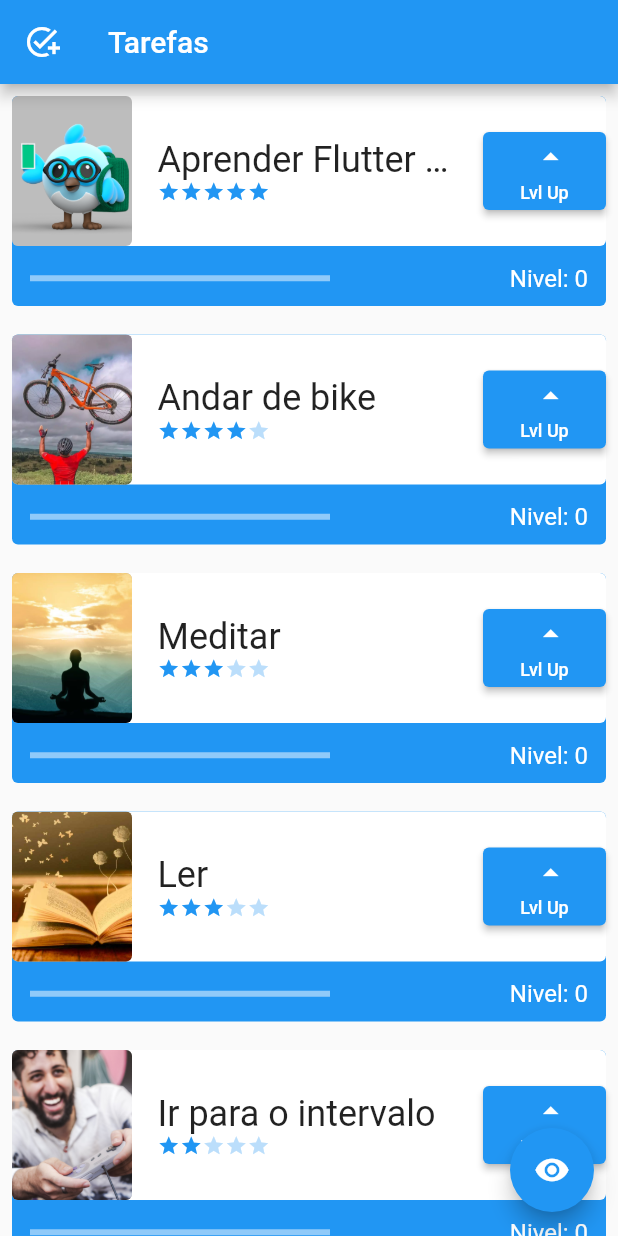
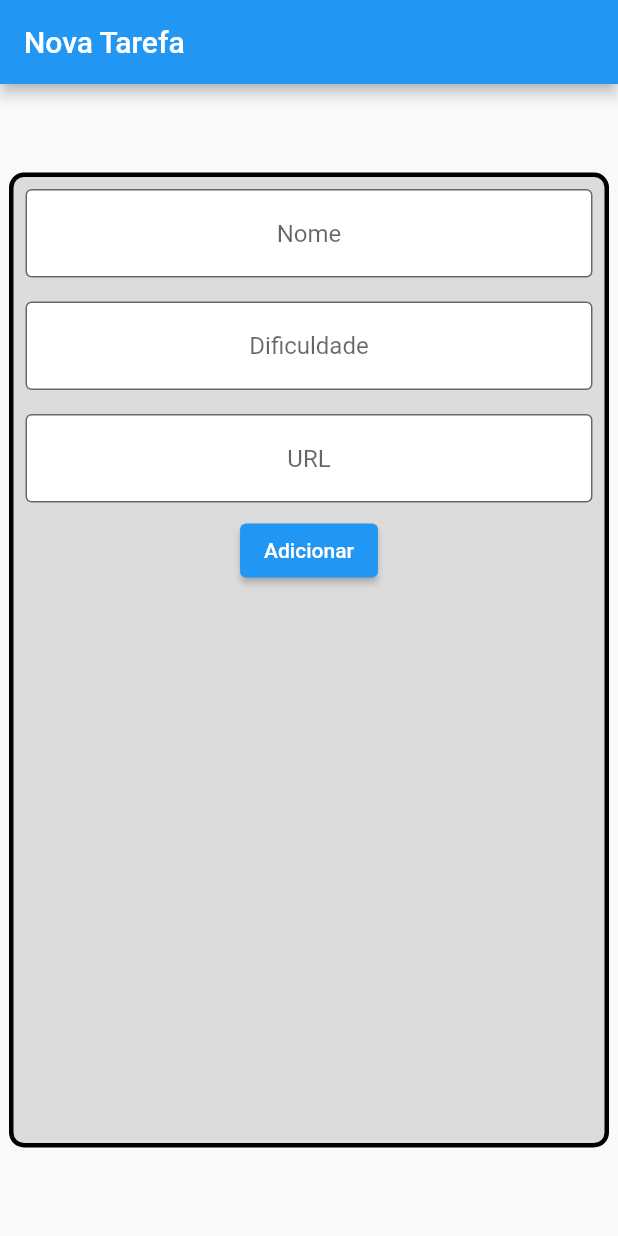
Before and after one commit to gianfachinii/fluttertask, a Flutter app: the screen it shows after launch, on a phone screen of 412 x 824 dp. Run offline on Flutter 3.47's test engine with Material 2 defaults, Android fonts, the phone set to English and light mode, and no system bars.

Commit message:
Criação da tela de formulário para inserção de tarefas

```diff
--- a/lib/component/tasks.dart
+++ b/lib/component/tasks.dart
@@ -1,3 +1,4 @@
+import 'dart:math';
 import 'package:flutter/material.dart';
 import 'package:gerenciadordetarefas/component/dificulty.dart';
 
@@ -6,9 +7,7 @@ class Task extends StatefulWidget {
   final String foto;
   final int dificuldade;
 
-
-  const Task(this.nome, this.foto, this.dificuldade,  {Key? key})
-      : super(key: key);
+  const Task(this.nome, this.foto, this.dificuldade, {Key? key}) : super(key: key);
 
   @override
   State<Task> createState() => _TaskState();
@@ -19,6 +18,15 @@ class _TaskState extends State<Task> {
 
   @override
   Widget build(BuildContext context) {
+    // Defina uma cor padrão para o container
+    Color containerColor = Colors.blue;
+
+    // Verifique se o nível atingiu 10 e atualize a cor conforme necessário
+    if (nivel >= 10) {
+      // Gere uma cor aleatória
+      containerColor = _generateRandomColor();
+    }
+
     return Padding(
       padding: const EdgeInsets.all(8.0),
       child: Container(
@@ -27,7 +35,7 @@ class _TaskState extends State<Task> {
             Container(
               decoration: BoxDecoration(
                 borderRadius: BorderRadius.circular(4),
-                color: Colors.blue,
+                color: containerColor, // Use a cor dinâmica aqui
               ),
               height: 140,
             ),
@@ -69,10 +77,9 @@ class _TaskState extends State<Task> {
                                 fontSize: 24,
                                 overflow: TextOverflow.ellipsis,
                               ),
-                              )
                             ),
-                            //task anteriormente
-                          Difficulty(widget.dificuldade ),
+                          ),
+                          Difficulty(widget.dificuldade),
                         ],
                       ),
                       Container(
@@ -96,7 +103,8 @@ class _TaskState extends State<Task> {
                                 style: TextStyle(fontSize: 12),
                               )
                             ],
-                            )),
+                          ),
+                        ),
                       )
                     ],
                   ),
@@ -129,4 +137,15 @@ class _TaskState extends State<Task> {
       ),
     );
   }
+
+  // Função para gerar uma cor aleatória
+  Color _generateRandomColor() {
+    final Random random = Random();
+    return Color.fromARGB(
+      255,
+      random.nextInt(256),
+      random.nextInt(256),
+      random.nextInt(256),
+    );
   }
+}
--- a/lib/main.dart
+++ b/lib/main.dart
@@ -1,4 +1,5 @@
 import 'package:flutter/material.dart';
+import 'package:gerenciadordetarefas/screens/form_screen.dart';
 import 'package:gerenciadordetarefas/screens/tela_inicial.dart';
 
 import 'component/tasks.dart';
@@ -25,7 +26,7 @@ class _MyAppState extends State<MyApp> {
       theme: ThemeData(
         primarySwatch: Colors.blue,
       ),
-      home: InitialScreen(),
+      home: const FormScreen(),
     );
   }
 }
--- /dev/null
+++ b/lib/screens/form_screen.dart
@@ -0,0 +1,83 @@
+import 'package:flutter/material.dart';
+
+class FormScreen extends StatefulWidget {
+  const FormScreen({Key? key}) : super(key: key);
+
+  @override
+  State<FormScreen> createState() => _FormScreenState();
+}
+
+class _FormScreenState extends State<FormScreen> {
+  TextEditingController nameController = TextEditingController();
+  TextEditingController difficultyController = TextEditingController();
+  TextEditingController imageController = TextEditingController();
+
+  @override
+  Widget build(BuildContext context) {
+    return Scaffold(
+      appBar: AppBar(
+        title: Text('Nova Tarefa'),
+      ),
+      body: Center(
+        child: Container(
+          height: 650,
+          width: 400,
+          decoration: BoxDecoration(
+              color: Colors.black12,
+              borderRadius: BorderRadius.circular(10),
+              border: Border.all(width: 3)),
+          child: Column(
+            children: [
+              Padding(
+                padding: const EdgeInsets.all(8.0),
+                child: TextFormField(
+                  controller: nameController,
+                  textAlign: TextAlign.center,
+                  decoration: InputDecoration(
+                    border: OutlineInputBorder(),
+                    hintText: 'Nome',
+                    fillColor: Colors.white,
+                    filled: true,
+                  ),
+                ),
+              ),
+              Padding(
+                padding: const EdgeInsets.all(8.0),
+                child: TextFormField(
+                  controller: difficultyController,
+                  textAlign: TextAlign.center,
+                  decoration: InputDecoration(
+                    border: OutlineInputBorder(),
+                    hintText: 'Dificuldade',
+                    fillColor: Colors.white,
+                    filled: true,
+                  ),
+                ),
+              ),
+              Padding(
+                padding: const EdgeInsets.all(8.0),
+                child: TextFormField(
+                  controller: imageController,
+                  textAlign: TextAlign.center,
+                  decoration: InputDecoration(
+                    border: OutlineInputBorder(),
+                    hintText: 'URL',
+                    fillColor: Colors.white,
+                    filled: true,
+                  ),
+                ),
+              ),
+              ElevatedButton(
+                  onPressed: () {
+                    print(nameController.text);
+                    print(int.parse(difficultyController.text));
+                    print(imageController.text);
+                  },
+                  child: Text('Adicionar'))
+            ],
+          ),
+        ),
+      ),
+    );
+  }
+}
```
Lines whose indentation alone changed are shown as unchanged.
